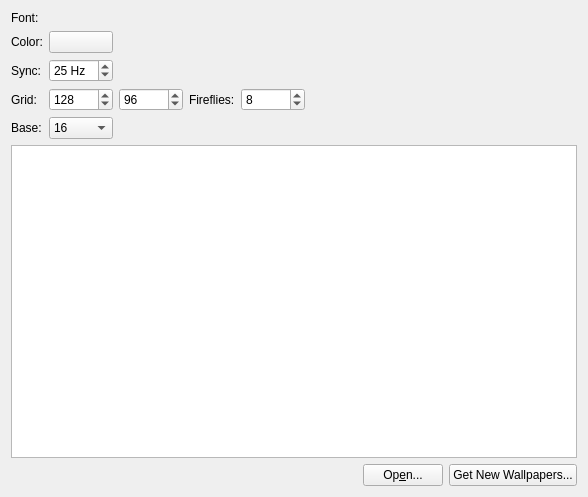
The window that config.ui (spaceape/animatron) describes before a commit, drawn with Qt 5.
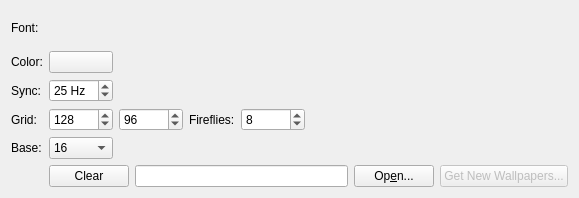
The same window after the commit. Custom widgets are drawn as their Qt base class.

Patch:
```diff
--- a/config.ui
+++ b/config.ui
@@ -6,8 +6,8 @@
    <rect>
     <x>0</x>
     <y>0</y>
-    <width>588</width>
-    <height>497</height>
+    <width>579</width>
+    <height>198</height>
    </rect>
   </property>
   <layout class="QGridLayout" name="gridLayout">
@@ -290,23 +290,21 @@
      </item>
     </layout>
    </item>
-   <item row="5" column="0" colspan="2">
-    <widget class="QListView" name="m_view"/>
-   </item>
-   <item row="6" column="1">
+   <item row="5" column="1">
     <layout class="QHBoxLayout" name="WallBar">
      <item>
-      <spacer name="Spacer5">
-       <property name="orientation">
-        <enum>Qt::Horizontal</enum>
+      <widget class="KPushButton" name="ClearWallBtn">
+       <property name="text">
+        <string>Clear</string>
        </property>
-       <property name="sizeHint" stdset="0">
-        <size>
-         <width>40</width>
-         <height>20</height>
-        </size>
+      </widget>
+     </item>
+     <item>
+      <widget class="QLineEdit" name="UrlEdit">
+       <property name="readOnly">
+        <bool>true</bool>
        </property>
-      </spacer>
+      </widget>
      </item>
      <item>
       <widget class="KPushButton" name="OpenWallBtn">
@@ -317,6 +315,9 @@
      </item>
      <item>
       <widget class="QPushButton" name="BrowseWallBtn">
+       <property name="enabled">
+        <bool>false</bool>
+       </property>
        <property name="toolTip">
         <string>Download new wallpapers</string>
        </property>
```
